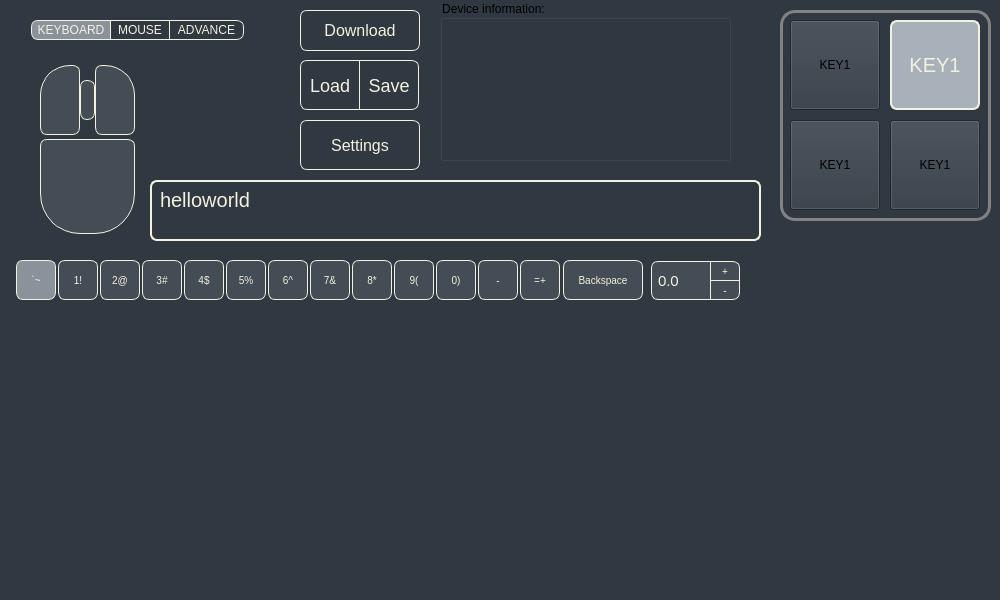
Above: KeyBoardSetter/KeyboardSetter/configwindow.ui from TabbycatPie/CustomKeyboard before the change. Below: the same form after it.
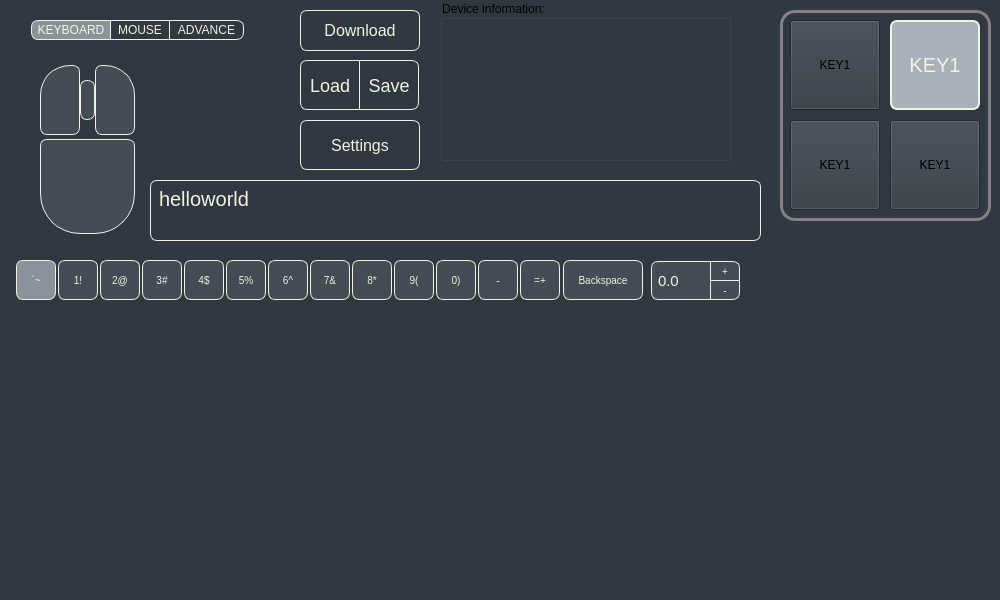
That is the form after the change.

What changed in the file:
```diff
--- a/KeyBoardSetter/KeyboardSetter/configwindow.ui
+++ b/KeyBoardSetter/KeyboardSetter/configwindow.ui
@@ -1022,7 +1022,7 @@
      </font>
     </property>
     <property name="styleSheet">
-     <string notr="true">background-color:rgba(168, 176, 185,0);border:2px solid rgb(242, 242, 222);border-radius:7px;padding:2px 4px;font: 9pt &quot;Microsoft YaHei UI&quot;;font-size:20px;color:rgb(242, 242, 222);</string>
+     <string notr="true">background-color:rgba(168, 176, 185,0);border:1px solid rgb(242, 242, 222);border-radius:7px;padding:2px 4px;font: 9pt &quot;Microsoft YaHei UI&quot;;font-size:20px;color:rgb(242, 242, 222);</string>
     </property>
     <property name="verticalScrollBarPolicy">
      <enum>Qt::ScrollBarAlwaysOff</enum>
```
